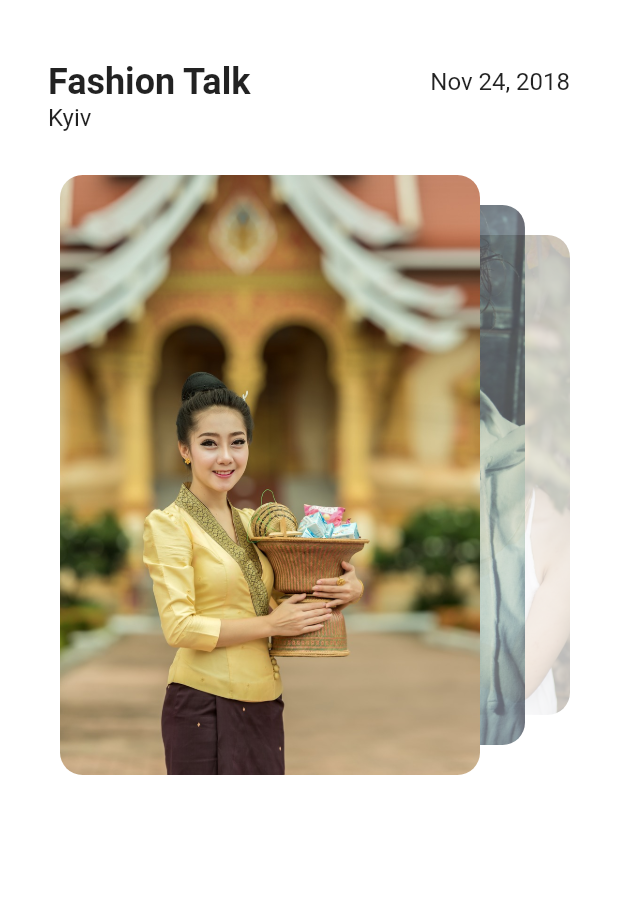
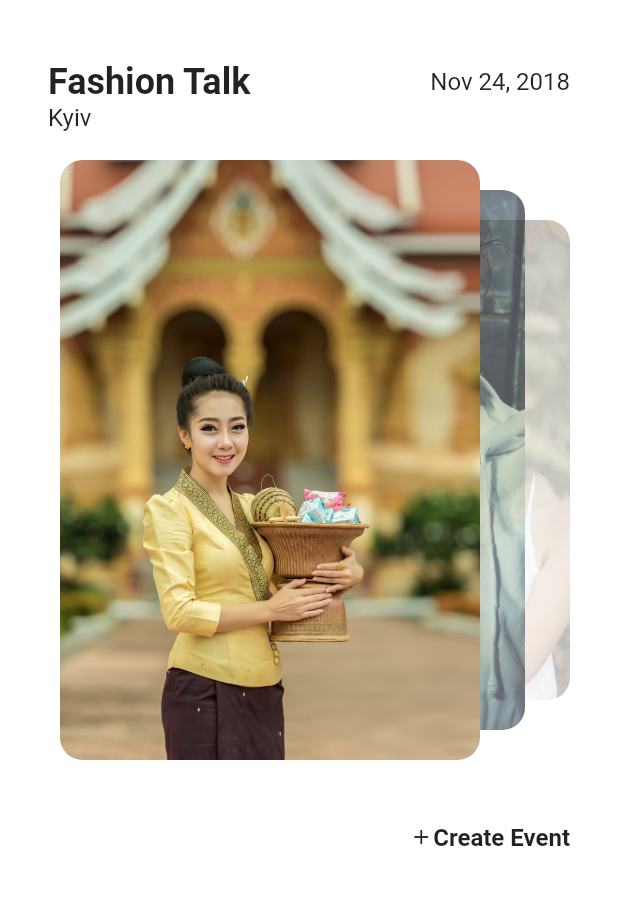
Before and after one commit to ariedov/flutter_ui_challenge_events, a Flutter app: the screen it shows after launch, on a phone screen of 412 x 824 dp, the part 59-964 px from its top. Run offline on Flutter 3.47's test engine with Material 2 defaults, Android fonts, the phone set to English and light mode, and no system bars.

```diff
--- a/lib/main.dart
+++ b/lib/main.dart
@@ -54,7 +54,9 @@ class _HomePageState extends State<HomePage> {
             TitleSwitcher(
               scrollController: scrollController,
             ),
-            Cards(
+            SizedBox(
+              height: 400.0,
+              child: Cards(
                 onProgress: (progress, direction) {
                   final titleHeight = (60 + 48);
 
@@ -82,6 +84,27 @@ class _HomePageState extends State<HomePage> {
                   this.direction = direction;
                 },
               ),
+            ),
+            SizedBox(
+              height: 10.0,
+            ),
+            Padding(
+              padding: const EdgeInsets.all(32.0),
+              child: Row(
+                mainAxisAlignment: MainAxisAlignment.end,
+                children: <Widget>[
+                  Icon(
+                    Icons.add,
+                    size: 16.0,
+                  ),
+                  Text(
+                    "Create Event",
+                    style:
+                        TextStyle(fontWeight: FontWeight.bold, fontSize: 16.0),
+                  )
+                ],
+              ),
+            ),
           ],
         ),
       ),
@@ -103,7 +126,7 @@ class TitleSwitcher extends StatelessWidget {
   @override
   Widget build(BuildContext context) {
     return SizedBox(
-      height: 100.0,
+      height: 90.0,
       child: ListView(
         physics: NeverScrollableScrollPhysics(),
         controller: scrollController,
```
Also changed, not shown: lib/cards.dart (+8 -6 lines), 1 other file. Lines whose indentation alone changed are shown as unchanged.
